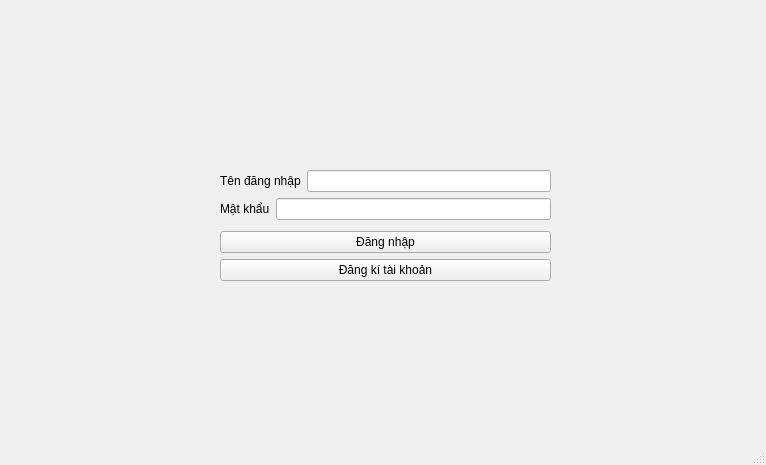
Before: the Qt Designer form airline-gui/mainwindow.ui in nothign-us/Beta, drawn with Qt 5.
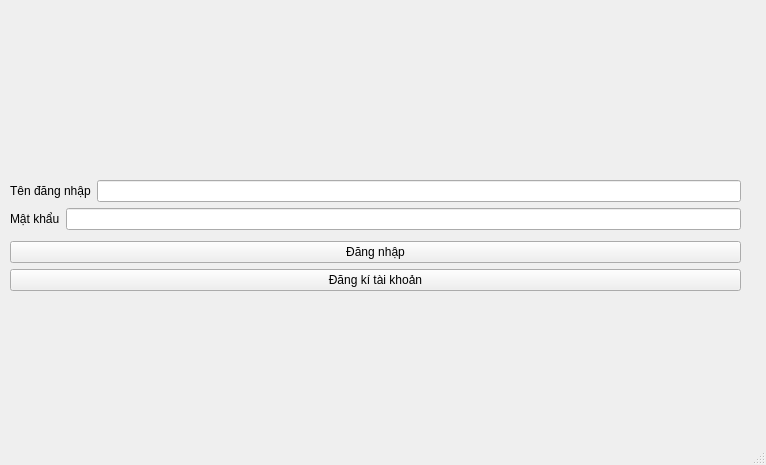
After: the same form once the commit is applied. Icons and pictures are not drawn.

Patch:
```diff
--- a/airline-gui/mainwindow.ui
+++ b/airline-gui/mainwindow.ui
@@ -41,7 +41,7 @@
    <widget class="QWidget" name="horizontalWidget" native="true">
     <property name="geometry">
      <rect>
-      <x>10</x>
+      <x>0</x>
       <y>10</y>
       <width>751</width>
       <height>431</height>
@@ -57,22 +57,6 @@
      <property name="sizeConstraint">
       <enum>QLayout::SetMaximumSize</enum>
      </property>
-     <item>
-      <spacer name="horizontalSpacer_2">
-       <property name="orientation">
-        <enum>Qt::Horizontal</enum>
-       </property>
-       <property name="sizeType">
-        <enum>QSizePolicy::Fixed</enum>
-       </property>
-       <property name="sizeHint" stdset="0">
-        <size>
-         <width>200</width>
-         <height>20</height>
-        </size>
-       </property>
-      </spacer>
-     </item>
      <item>
       <layout class="QVBoxLayout" name="verticalLayout">
        <property name="leftMargin">
@@ -94,6 +78,16 @@
          </property>
         </spacer>
        </item>
+       <item alignment="Qt::AlignHCenter">
+        <widget class="QLabel" name="logo">
+         <property name="text">
+          <string/>
+         </property>
+         <property name="pixmap">
+          <pixmap>Images/logo.png</pixmap>
+         </property>
+        </widget>
+       </item>
        <item>
         <layout class="QHBoxLayout" name="horizontalLayout_2">
          <property name="topMargin">
@@ -173,22 +167,6 @@
        </item>
       </layout>
      </item>
-     <item>
-      <spacer name="horizontalSpacer">
-       <property name="orientation">
-        <enum>Qt::Horizontal</enum>
-       </property>
-       <property name="sizeType">
-        <enum>QSizePolicy::Fixed</enum>
-       </property>
-       <property name="sizeHint" stdset="0">
-        <size>
-         <width>200</width>
-         <height>20</height>
-        </size>
-       </property>
-      </spacer>
-     </item>
     </layout>
    </widget>
   </widget>
```
